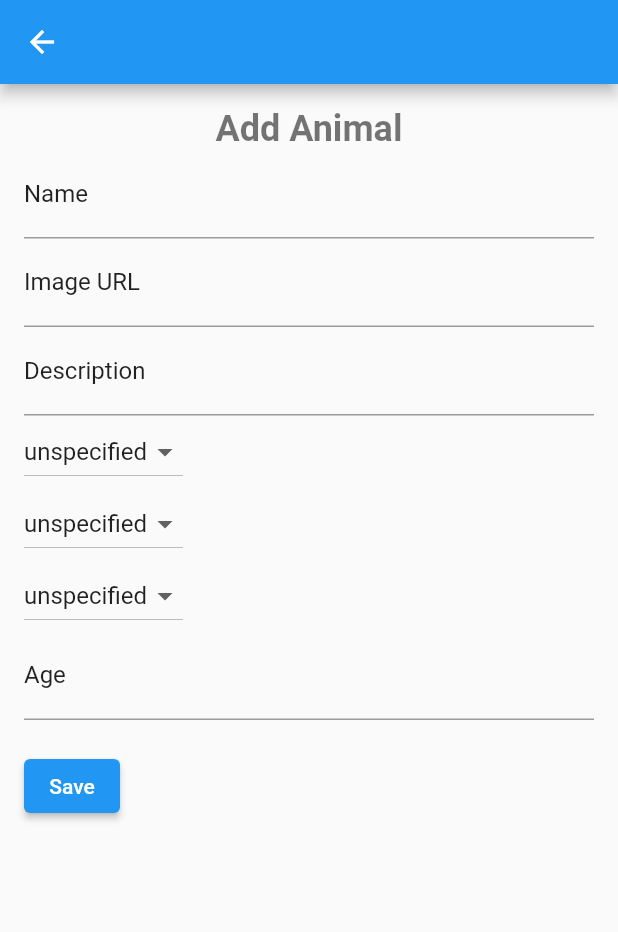
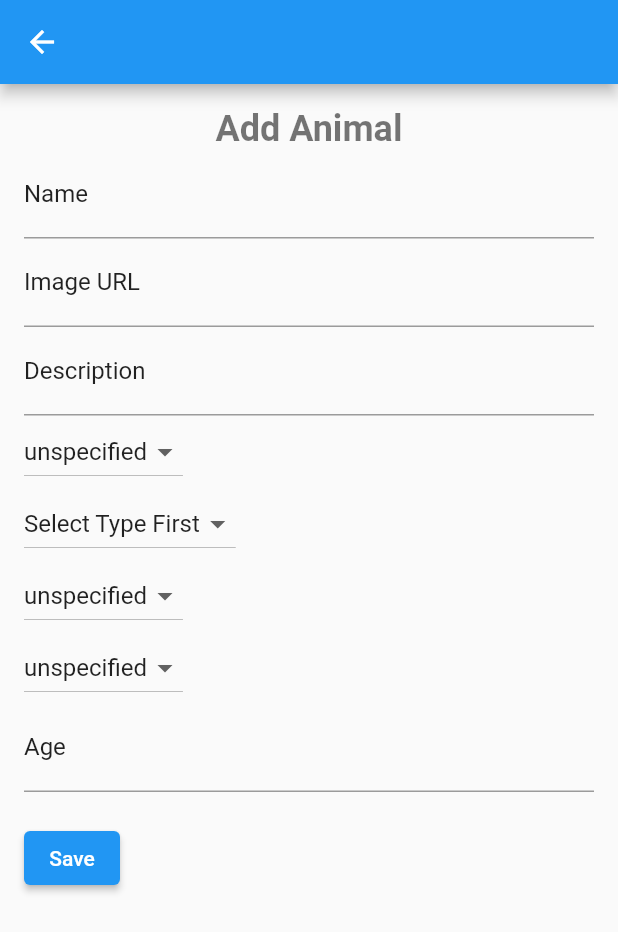
Before and after one commit to EllaGab09/adoption_app, a Flutter app: the AddAnimalForm screen opened directly with empty values, on a phone screen of 412 x 824 dp. Shown: the top 932 px of the screen. Run offline on Flutter 3.47's test engine with Material 2 defaults, Android fonts, the phone set to English and light mode, and no system bars; our stand-ins replace cloud_firestore, firebase_core, flutter_riverpod, google_fonts, google_maps_flutter, sign_in_button; accounts and stored records are empty.

Commit message:
Changed breed visibility for placeholder dropdown

```diff
--- a/lib/screens/add_animal_screen.dart
+++ b/lib/screens/add_animal_screen.dart
@@ -210,10 +210,10 @@ class _AddAnimalFormState extends State<AddAnimalForm> {
                   if (newValue != null) {
                     setState(() {
                       _setAnimalType(newValue);
-
-                      // Set the initial value of the breed dropdown when the type changes
-                      _breedController.text =
-                          breedOptions[newValue]?.first ?? "";
+                      _breedController.text = (newValue ==
+                              AnimalType.unspecified)
+                          ? "" // Clear the breed controller if the type is unspecified
+                          : breedOptions[newValue]?.first ?? "";
                     });
                   }
                 },
@@ -228,16 +228,23 @@ class _AddAnimalFormState extends State<AddAnimalForm> {
               ),
 
               // BREED
-              Visibility(
-                visible: showBreedDropdown,
-                child: DropdownButton<String>(
+
+              DropdownButton<String>(
                 value: _breedController.text,
                 onChanged: (String? newValue) {
                   setState(() {
                     _breedController.text = newValue!;
                   });
                 },
-                  items: breedOptions[animalType]
+                items: (animalType == AnimalType.unspecified)
+                    ? [
+                        DropdownMenuItem(
+                          value: "",
+                          child: Text(
+                              "Select Type First"), // Placeholder for unspecified type
+                        ),
+                      ]
+                    : breedOptions[animalType]
                             ?.map<DropdownMenuItem<String>>((String breed) {
                           return DropdownMenuItem<String>(
                             value: breed,
@@ -245,7 +252,6 @@ class _AddAnimalFormState extends State<AddAnimalForm> {
                           );
                         }).toList() ??
                         [],
-                ),
               ),
 
               DropdownButton<AnimalActivity>(
```
Lines whose indentation alone changed are shown as unchanged.
